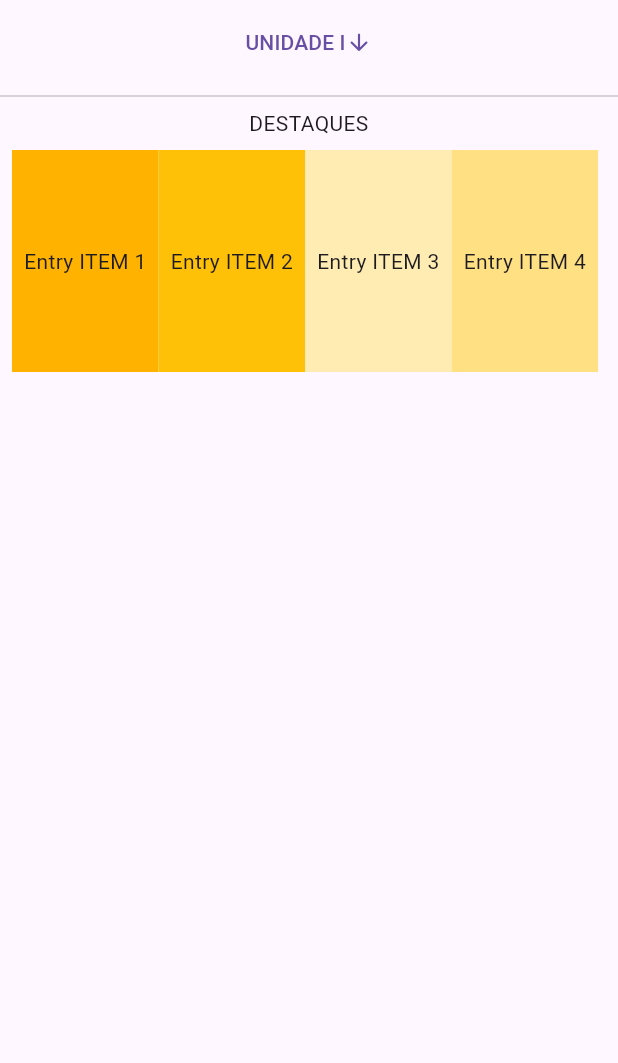
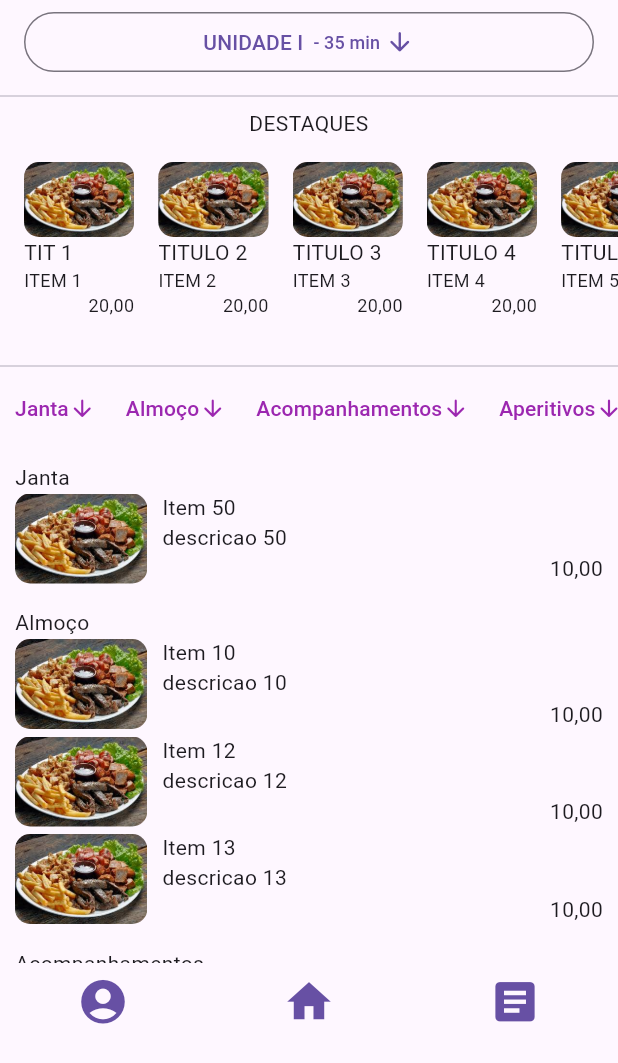
Before and after one commit to PedroGuerraMP/app-entregas, a Flutter app: the screen it shows after launch, on a phone screen of 412 x 824 dp. Shown: the top 1063 px of the screen. Run offline on Flutter 3.47's test engine with Material 3 defaults, Android fonts, the light colour scheme and no system bars.

Commit message:
[+] Finish Home Page Front

```diff
--- /dev/null
+++ b/app_entregas/lib/category_header.dart
@@ -0,0 +1,35 @@
+import 'package:flutter/material.dart';
+
+class CategoryHeader extends StatelessWidget {
+
+  const CategoryHeader(this.categorias, {super.key});
+
+  final List<String> categorias;
+
+  @override
+  Widget build(BuildContext context) {
+    return ListView.builder(
+            scrollDirection: Axis.horizontal,
+            itemCount: categorias.length,
+            itemBuilder: (BuildContext context, int index) {
+              return TextButton(
+                        style: TextButton.styleFrom(
+                          foregroundColor: Colors.purple,
+                          padding: const EdgeInsets.all(10),
+                          shape: RoundedRectangleBorder(
+                            borderRadius: BorderRadius.circular(10.0),
+                          )
+                        ),
+                        child: Row(
+                          children: [
+                            Text(categorias[index]),
+                            const Icon(Icons.arrow_downward_rounded)
+                          ],
+                        ),
+                        onPressed: () {},
+                      );
+            },
+          );
+  }
+
+}
--- /dev/null
+++ b/app_entregas/lib/data/items.dart
@@ -0,0 +1,17 @@
+import 'package:app_entregas/models/item.dart';
+
+const listaItems = [
+  Item("Item 50", "descricao 50", "10,00", "Janta"),
+  Item("Item 10", "descricao 10", "10,00", "Almoço"),
+  Item("Item 12", "descricao 12", "10,00", "Almoço"),
+  Item("Item 13", "descricao 13", "10,00", "Almoço"),
+  Item("Item 20", "descricao 20", "20,00", "Acompanhamentos"),
+  Item("Item 22", "descricao 22", "20,00", "Acompanhamentos"),
+  Item("Item 23", "descricao 23", "20,00", "Acompanhamentos"),
+  Item("Item 30", "descricao 30", "30,00", "Aperitivos"),
+  Item("Item 32", "descricao 32", "30,00", "Aperitivos"),
+  Item("Item 33", "descricao 33", "30,00", "Aperitivos"),
+  Item("Item 40", "descricao 40", "40,00", "Combos"),
+  Item("Item 42", "descricao 42", "40,00", "Combos"),
+  Item("Item 43", "descricao 43", "40,00", "Combos"),
+];
--- a/app_entregas/lib/horizontal_slider.dart
+++ b/app_entregas/lib/horizontal_slider.dart
@@ -1,11 +1,12 @@
 import 'package:flutter/material.dart';
-
 
 class HorizontalSlider extends StatelessWidget {
   HorizontalSlider({super.key});
 
-  final List<String> items = <String>['ITEM 1','ITEM 2','ITEM 3','ITEM 4',];
-  final List<int> colorCodes = <int>[600, 500, 100, 200];
+  final List<String> titulos = <String>['TIT 1','TITULO 2','TITULO 3','TITULO 4','TITULO  5'];
+  final List<String> items = <String>['ITEM 1','ITEM 2','ITEM 3','ITEM 4','ITEM 5'];
+  final String preco = '20,00';
+  final List<int> colorCodes = <int>[600, 500, 300, 200, 100,  ];
 
   @override
   Widget build(BuildContext context) {
@@ -15,10 +16,34 @@ class HorizontalSlider extends StatelessWidget {
             itemCount: items.length,
             itemBuilder: (BuildContext context, int index) {
               return  Container(
-        height: 50,
                 padding: const EdgeInsets.all(8),
-        color: Colors.amber[colorCodes[index]],
-        child: Center(child: Text('Entry ${items[index]}')),
+                // color: Colors.amber[colorCodes[index]],
+                child: Column(
+                  crossAxisAlignment: CrossAxisAlignment.end,
+                  children: [
+                    Column(
+                      crossAxisAlignment: CrossAxisAlignment.start,
+                      mainAxisSize: MainAxisSize.max,
+                      children: [
+                        ClipRRect(
+                          borderRadius: BorderRadius.circular(10), // Image border
+                          child: SizedBox.fromSize(
+                            child: Image.asset( height: 50, 'assets/img/prato-0.jpg', ),
+                          ),
+                        ),
+                        Text(style: const TextStyle(fontSize: 14),textAlign: TextAlign.start,
+                          titulos[index]
+                        ),
+                        Text(style: const TextStyle(fontSize: 12), textAlign: TextAlign.start,
+                          items[index]
+                        ),
+                      ],
+                    ),
+                    Text(style: const TextStyle(fontSize: 12), textAlign: TextAlign.start,
+                      preco
+                    ),
+                  ],
+                )
               );
             }
           );
--- a/app_entregas/lib/main.dart
+++ b/app_entregas/lib/main.dart
@@ -1,5 +1,10 @@
+import 'package:app_entregas/category_header.dart';
+import 'package:app_entregas/main_menu.dart';
+import 'package:app_entregas/vertical_slider.dart';
+import 'package:app_entregas/horizontal_slider.dart';
+import 'package:app_entregas/data/items.dart';
+
 import 'package:flutter/material.dart';
-import 'package:app_entregas/horizontal_slider.dart';
 
 void main() {
   runApp(const MainApp());
@@ -8,40 +13,53 @@ void main() {
 class MainApp extends StatelessWidget {
   const MainApp({super.key});
 
-  final String tituloPrato0 = 'PRATO-0';
-  final String descPrato0 =
-      'LOREM IPSUM DOLOR SIT AMET LOREM IPSUM DOLOR SIT AMET LOREM IPSUM DOLOR SIT AMET LOREM IPSUM DOLOR SIT AMET';
-
   @override
   Widget build(BuildContext context) {
     return MaterialApp(
       home: Scaffold(
           appBar: AppBar(
               centerTitle: true,
-              title: TextButton(
+              title: OutlinedButton(
                 child: const Row(
                   mainAxisAlignment: MainAxisAlignment.center,
                   children: [
-                    Text('UNIDADE I'),
-                    Icon(Icons.arrow_downward_rounded)
+                    Text('UNIDADE I ', style: TextStyle(fontSize: 14)),
+                    Text(' - 35 min ', style: TextStyle(fontSize: 12)),
+                    Icon(Icons.arrow_downward_rounded, size: 20,)
                   ],
                 ),
                 onPressed: () {},
               )),
-          body:  SizedBox(
-            height: 200,
-            child: Column(
-            children:  [
+          body:
+          Column(
+            children: [
+              SizedBox(
+                height: 180,
+                child: Column(
+                  children:  [
+                    const Divider(),
+                    const SizedBox(
+                      height: 20,
+                      child: Text('DESTAQUES', textAlign: TextAlign.center),
+                    ),
+                    Expanded(child: HorizontalSlider()),
+                  ],
+                )
+              ),
               const Divider(),
+              SizedBox(
+                height: 40,
+                child: CategoryHeader(listaItems.map((e) => e.categoria).toSet().toList())
+              ),
               const SizedBox(
-                height: 20,
-                child: Text('DESTAQUES', textAlign: TextAlign.center),
+                height: 350,
+                child: VerticalSlider(listaItems),
               ),
-              Expanded(
-                child: HorizontalSlider()
-              ),
+              const SizedBox(
+                height: 50,
+                child: MainMenu()
+              )
             ],
-          )
           )
         ),
     );
--- /dev/null
+++ b/app_entregas/lib/main_menu.dart
@@ -0,0 +1,27 @@
+import 'package:flutter/material.dart';
+
+class MainMenu extends StatelessWidget {
+  const MainMenu({super.key});
+
+  @override
+  Widget build(BuildContext context) {
+    return Row(
+            mainAxisAlignment: MainAxisAlignment.spaceAround,
+            children: [
+              TextButton(
+                child: const Icon(Icons.account_circle, size: 35,),
+                onPressed: () {},
+              ),
+              TextButton(
+                child: const Icon(Icons.home, size: 35,),
+                onPressed: () {},
+              ),
+              TextButton(
+                child: const Icon(Icons.article, size: 35,),
+                onPressed: () {},
+              ),
+            ],
+          );
+  }
+
+}
--- /dev/null
+++ b/app_entregas/lib/models/item.dart
@@ -0,0 +1,9 @@
+class Item {
+
+  final String nome;
+  final String descricao;
+  final String preco;
+  final String categoria;
+
+  const Item(this.nome, this.descricao, this.preco, this.categoria);
+}
--- /dev/null
+++ b/app_entregas/lib/vertical_slider.dart
@@ -0,0 +1,62 @@
+import 'package:flutter/material.dart';
+import 'package:app_entregas/models/item.dart';
+
+class VerticalSlider extends StatelessWidget {
+
+  final List<Item> items;
+
+  const VerticalSlider(this.items, {super.key});
+
+  @override
+  Widget build(BuildContext context) {
+    return ListView.builder(
+          scrollDirection: Axis.vertical,
+          padding: const EdgeInsets.symmetric(horizontal: 10, vertical: 0),
+          itemCount: items.length,
+          itemBuilder: (BuildContext context, int index) {
+              return Column(
+                children: [
+
+                  Row(
+                    children: [
+                      (index == 0 || items[index].categoria != items[index-1].categoria) ?
+                        Column(children: [
+                          const Divider(),
+                          Text(items[index].categoria)
+                        ]) :
+                        const SizedBox(height: 4,),
+                    ]
+                  ),
+                  Row(
+                    crossAxisAlignment: CrossAxisAlignment.end,
+                    mainAxisSize: MainAxisSize.min,
+                    children: [
+                      ClipRRect(
+                        borderRadius: BorderRadius.circular(10), // Image border
+                        child: SizedBox.fromSize(
+                          child: Image.asset( height: 60, 'assets/img/prato-0.jpg', ),
+                        ),
+                      ),
+                      const SizedBox(width: 10),
+                      Column(
+                        mainAxisAlignment: MainAxisAlignment.spaceAround,
+                        crossAxisAlignment: CrossAxisAlignment.start,
+                        children: [
+                          Text(items[index].nome),
+                          Text(items[index].descricao),
+                          const Text(""),
+                        ]
+                      ),
+                      const Expanded(child: Text(""),),
+                      Column(
+                        children: [Text(items[index].preco)],
+                      )
+                    ],
+                  )
+                ]
+            );
+          }
+        );
+  }
+
+}
```
Lines whose indentation alone changed are shown as unchanged.
